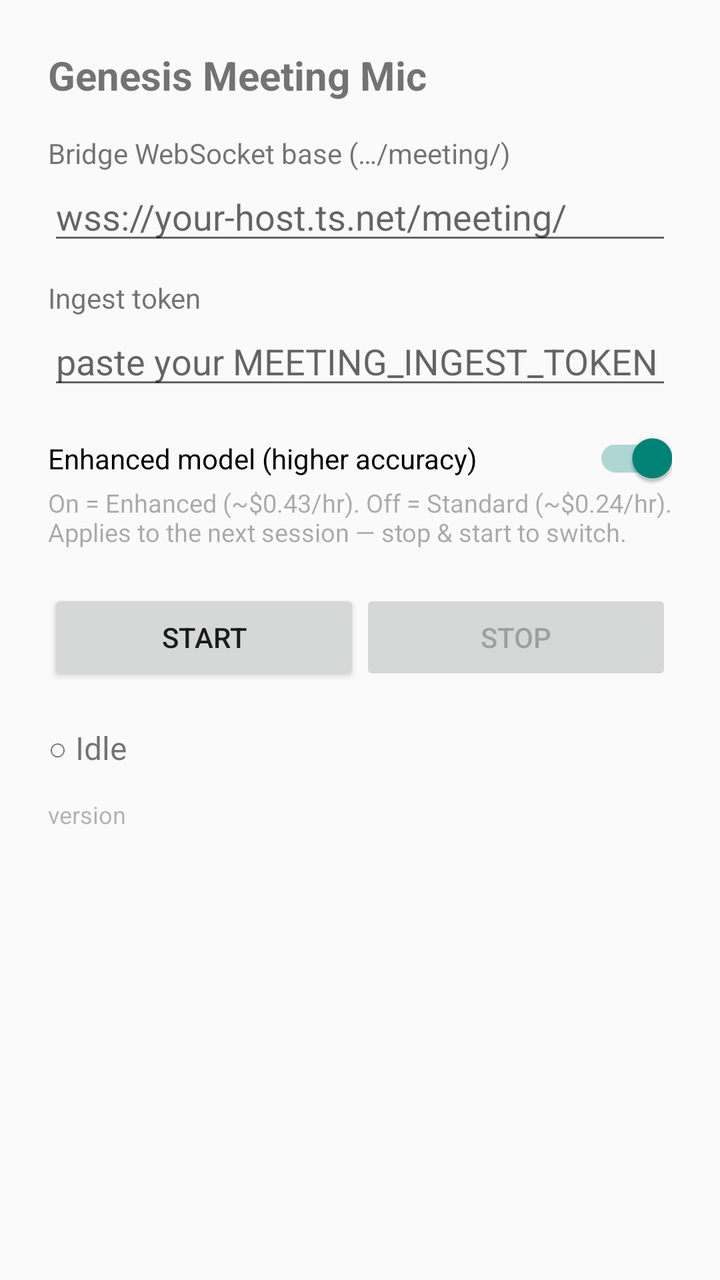
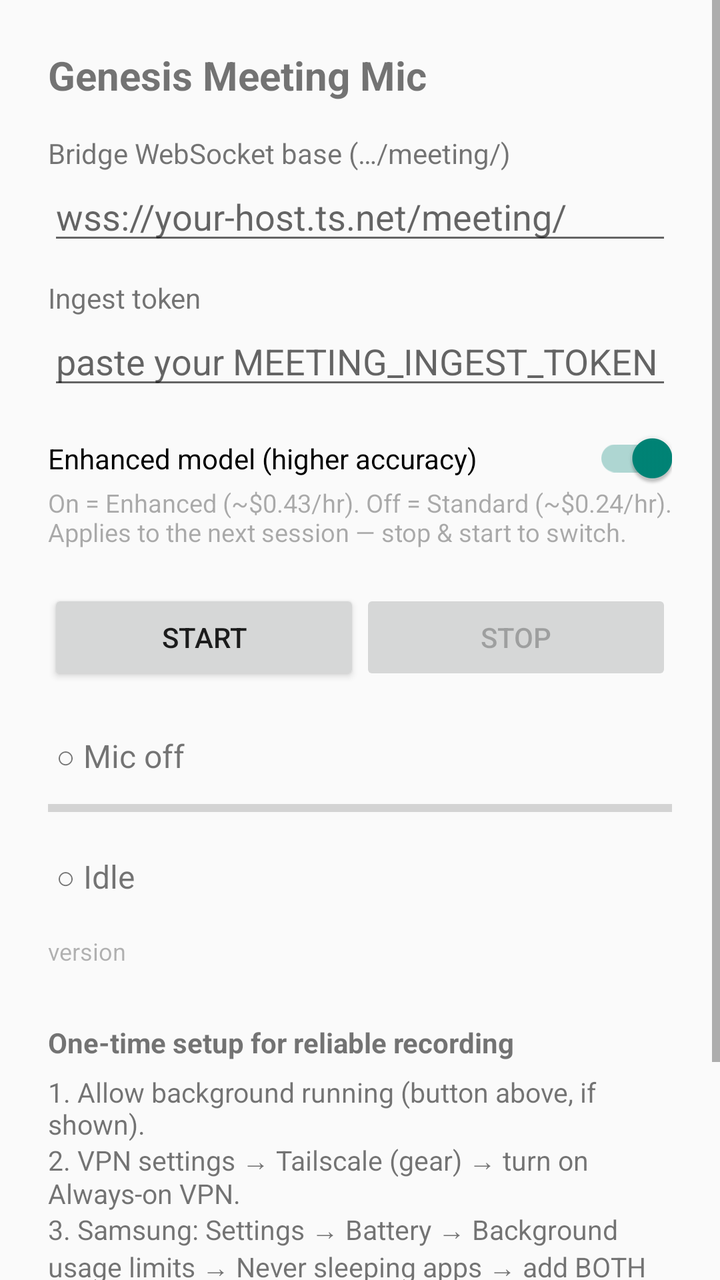

Screens rendered from an Android XML layout before and after an edit, with the pre-edit source and the edit as a unified diff.
<!-- AndroidManifest.xml: application theme Theme.GenesisMeetingMic -->
<!-- res/layout/activity_main.xml -->
<?xml version="1.0" encoding="utf-8"?>
<ScrollView xmlns:android="http://schemas.android.com/apk/res/android"
    android:layout_width="match_parent"
    android:layout_height="match_parent"
    android:fillViewport="true">

    <LinearLayout
        android:layout_width="match_parent"
        android:layout_height="wrap_content"
        android:orientation="vertical"
        android:padding="24dp">

        <TextView
            android:layout_width="wrap_content"
            android:layout_height="wrap_content"
            android:text="@string/app_name"
            android:textSize="20sp"
            android:textStyle="bold"
            android:paddingBottom="16dp" />

        <TextView
            android:layout_width="wrap_content"
            android:layout_height="wrap_content"
            android:text="@string/label_ws_url" />

        <EditText
            android:id="@+id/wsUrl"
            android:layout_width="match_parent"
            android:layout_height="wrap_content"
            android:inputType="textUri"
            android:autofillHints="url"
            android:hint="@string/hint_ws_url" />

        <TextView
            android:layout_width="wrap_content"
            android:layout_height="wrap_content"
            android:layout_marginTop="12dp"
            android:text="@string/label_token" />

        <EditText
            android:id="@+id/token"
            android:layout_width="match_parent"
            android:layout_height="wrap_content"
            android:inputType="textNoSuggestions"
            android:autofillHints=""
            android:hint="@string/hint_token" />

        <androidx.appcompat.widget.SwitchCompat
            android:id="@+id/modelSwitch"
            android:layout_width="match_parent"
            android:layout_height="wrap_content"
            android:layout_marginTop="16dp"
            android:checked="true"
            android:text="@string/label_model_enhanced" />

        <TextView
            android:layout_width="wrap_content"
            android:layout_height="wrap_content"
            android:text="@string/hint_model"
            android:textSize="12.5sp"
            android:alpha="0.6" />

        <LinearLayout
            android:layout_width="match_parent"
            android:layout_height="wrap_content"
            android:orientation="horizontal"
            android:layout_marginTop="20dp">

            <Button
                android:id="@+id/startBtn"
                android:layout_width="0dp"
                android:layout_height="wrap_content"
                android:layout_weight="1"
                android:text="@string/btn_start" />

            <Button
                android:id="@+id/stopBtn"
                android:layout_width="0dp"
                android:layout_height="wrap_content"
                android:layout_weight="1"
                android:enabled="false"
                android:text="@string/btn_stop" />
        </LinearLayout>

        <TextView
            android:id="@+id/status"
            android:layout_width="match_parent"
            android:layout_height="wrap_content"
            android:layout_marginTop="20dp"
            android:textSize="16sp"
            android:text="@string/status_idle" />

        <TextView
            android:id="@+id/versionLabel"
            android:layout_width="wrap_content"
            android:layout_height="wrap_content"
            android:layout_marginTop="14dp"
            android:textSize="12sp"
            android:alpha="0.55"
            android:text="version" />

        <TextView
            android:id="@+id/batteryBanner"
            android:layout_width="match_parent"
            android:layout_height="wrap_content"
            android:layout_marginTop="28dp"
            android:padding="12dp"
            android:background="#33FF9800"
            android:text="@string/battery_hint"
            android:visibility="gone" />

        <Button
            android:id="@+id/batteryBtn"
            android:layout_width="match_parent"
            android:layout_height="wrap_content"
            android:layout_marginTop="8dp"
            android:text="@string/btn_battery"
            android:visibility="gone" />

    </LinearLayout>
</ScrollView>
<!-- resources referenced by this layout -->
<resources>
  <string name="app_name">Genesis Meeting Mic</string>
  <string name="battery_hint">This phone may stop the capture when the screen locks. Tap below to allow background running, and on Samsung also exclude this app from Device Care → Sleeping apps.</string>
  <string name="btn_battery">Allow background running</string>
  <string name="btn_start">Start</string>
  <string name="btn_stop">Stop</string>
  <string name="hint_model">On = Enhanced (~$0.43/hr). Off = Standard (~$0.24/hr). Applies to the next session — stop &amp; start to switch.</string>
  <string name="hint_token">paste your MEETING_INGEST_TOKEN</string>
  <string name="hint_ws_url">wss://your-host.ts.net/meeting/</string>
  <string name="label_model_enhanced">Enhanced model (higher accuracy)</string>
  <string name="label_token">Ingest token</string>
  <string name="label_ws_url">Bridge WebSocket base (…/meeting/)</string>
  <string name="status_idle">○ Idle</string>
  <style name="Theme.GenesisMeetingMic" parent="Theme.AppCompat.DayNight.NoActionBar" />
</resources>

<!-- the commit's change to res/layout/activity_main.xml (unified diff, before → after) -->
@@ -82,13 +82,45 @@
                 android:text="@string/btn_stop" />
         </LinearLayout>
 
+        
+        <TextView
+            android:id="@+id/micStatus"
+            android:layout_width="match_parent"
+            android:layout_height="wrap_content"
+            android:layout_marginTop="20dp"
+            android:padding="4dp"
+            android:textSize="16sp"
+            android:text="@string/mic_off" />
+
+        <ProgressBar
+            android:id="@+id/micMeter"
+            style="?android:attr/progressBarStyleHorizontal"
+            android:layout_width="match_parent"
+            android:layout_height="14dp"
+            android:layout_marginTop="4dp"
+            android:max="100"
+            android:progress="0" />
+
+        
         <TextView
             android:id="@+id/status"
             android:layout_width="match_parent"
             android:layout_height="wrap_content"
-            android:layout_marginTop="20dp"
+            android:layout_marginTop="12dp"
+            android:padding="4dp"
             android:textSize="16sp"
             android:text="@string/status_idle" />
+
+        
+        <TextView
+            android:id="@+id/netStatus"
+            android:layout_width="match_parent"
+            android:layout_height="wrap_content"
+            android:layout_marginTop="8dp"
+            android:padding="4dp"
+            android:textSize="15sp"
+            android:background="#33D32F2F"
+            android:visibility="gone" />
 
         <TextView
             android:id="@+id/versionLabel"
@@ -98,6 +130,16 @@
             android:textSize="12sp"
             android:alpha="0.55"
             android:text="version" />
+
+        <TextView
+            android:id="@+id/notifBanner"
+            android:layout_width="match_parent"
+            android:layout_height="wrap_content"
+            android:layout_marginTop="20dp"
+            android:padding="12dp"
+            android:background="#33D32F2F"
+            android:text="@string/notif_hint"
+            android:visibility="gone" />
 
         <TextView
             android:id="@+id/batteryBanner"
@@ -117,5 +159,26 @@
             android:text="@string/btn_battery"
             android:visibility="gone" />
 
+        <TextView
+            android:layout_width="wrap_content"
+            android:layout_height="wrap_content"
+            android:layout_marginTop="28dp"
+            android:text="@string/setup_title"
+            android:textStyle="bold" />
+
+        <TextView
+            android:layout_width="match_parent"
+            android:layout_height="wrap_content"
+            android:layout_marginTop="6dp"
+            android:text="@string/setup_steps"
+            android:textSize="13.5sp" />
+
+        <Button
+            android:id="@+id/vpnSettingsBtn"
+            android:layout_width="match_parent"
+            android:layout_height="wrap_content"
+            android:layout_marginTop="8dp"
+            android:text="@string/btn_vpn_settings" />
+
     </LinearLayout>
 </ScrollView>
<!-- resource entries referenced after the edit -->
@@ -5,12 +5,17 @@
   <string name="btn_battery">Allow background running</string>
   <string name="btn_start">Start</string>
   <string name="btn_stop">Stop</string>
+  <string name="btn_vpn_settings">Open VPN settings (Always-on VPN)</string>
   <string name="hint_model">On = Enhanced (~$0.43/hr). Off = Standard (~$0.24/hr). Applies to the next session — stop &amp; start to switch.</string>
   <string name="hint_token">paste your MEETING_INGEST_TOKEN</string>
   <string name="hint_ws_url">wss://your-host.ts.net/meeting/</string>
   <string name="label_model_enhanced">Enhanced model (higher accuracy)</string>
   <string name="label_token">Ingest token</string>
   <string name="label_ws_url">Bridge WebSocket base (…/meeting/)</string>
+  <string name="mic_off">○ Mic off</string>
+  <string name="notif_hint">Notifications are off for this app, so mic and connection problems cannot alert you. Turn them on in Settings → Apps → Genesis Meeting Mic → Notifications.</string>
+  <string name="setup_steps">1. Allow background running (button above, if shown).\n2. VPN settings → Tailscale (gear) → turn on Always-on VPN.\n3. Samsung: Settings → Battery → Background usage limits → Never sleeping apps → add BOTH Genesis Meeting Mic and Tailscale.\n4. Before an important meeting, check the Microphone access tile in quick settings is on.</string>
+  <string name="setup_title">One-time setup for reliable recording</string>
   <string name="status_idle">○ Idle</string>
   <style name="Theme.GenesisMeetingMic" parent="Theme.AppCompat.DayNight.NoActionBar" />
 </resources>
